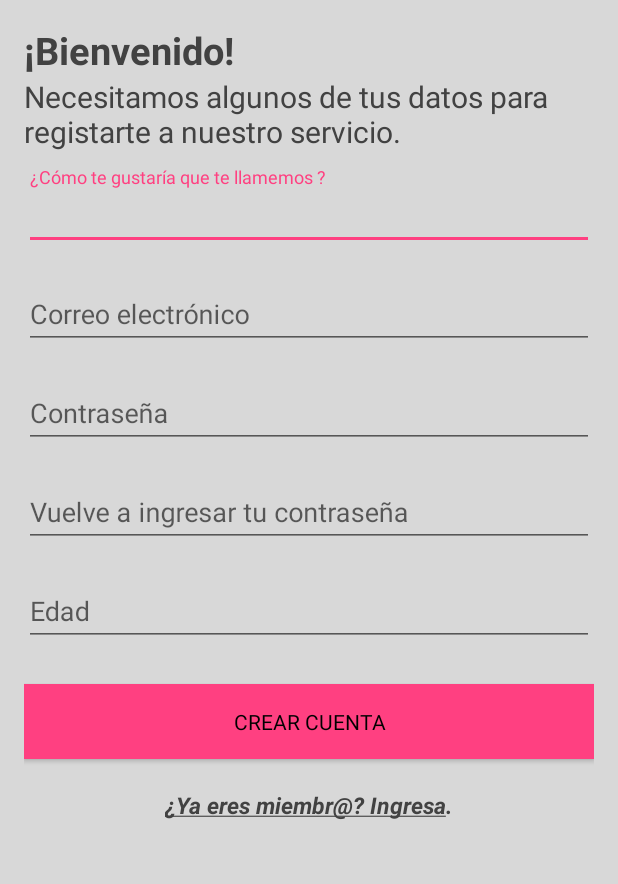
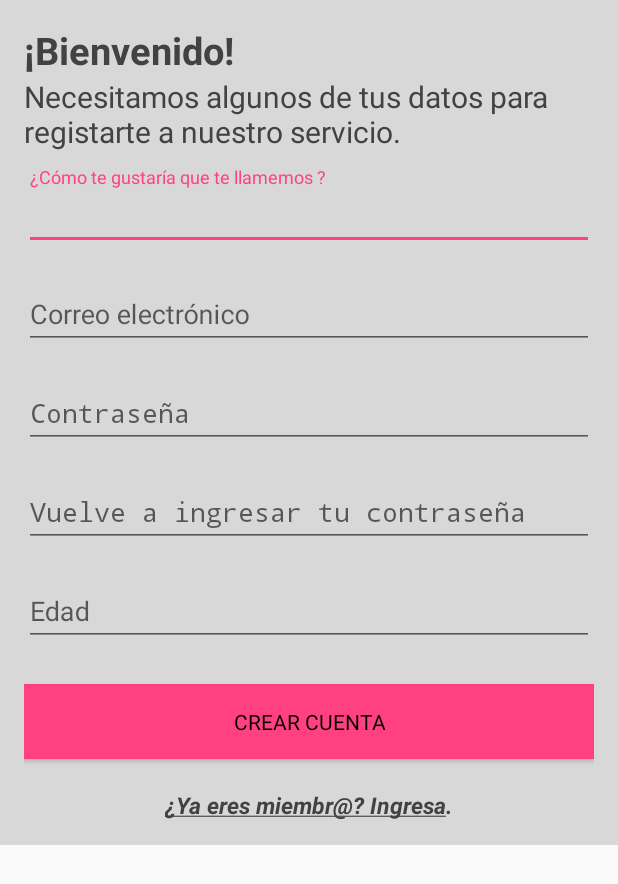
Before and after one commit to kaltamiranobarba/PasoSeguro, an Android app: the SignupActivity screen opened directly, with no data from a screen before it, on a phone screen of 412 x 824 dp. Shown: the top 884 px of the screen. Run offline under Robolectric (Android 15) with nearby library versions, the phone set to English and light mode, and no system bars.

Commit message:
Unificación
Correccion de errores

```diff
--- a/PasoSeguro/app/src/main/res/layout/activity_signup.xml
+++ b/PasoSeguro/app/src/main/res/layout/activity_signup.xml
@@ -1,4 +1,10 @@
 <?xml version="1.0" encoding="utf-8"?>
+<ScrollView
+    xmlns:android="http://schemas.android.com/apk/res/android"
+    android:layout_width="match_parent"
+    android:layout_height="match_parent"
+
+    >
 <LinearLayout xmlns:android="http://schemas.android.com/apk/res/android"
     xmlns:tools="http://schemas.android.com/tools"
     android:layout_width="match_parent"
@@ -37,7 +43,8 @@
             android:layout_width="match_parent"
             android:layout_height="wrap_content"
             android:hint="¿Cómo te gustaría que te llamemos ?"
-            android:textColor="#000" />
+            android:textColor="#000"
+            android:inputType="textPersonName"/>
     </android.support.design.widget.TextInputLayout>
 
     <android.support.design.widget.TextInputLayout
@@ -49,6 +56,7 @@
             android:layout_width="match_parent"
             android:layout_height="wrap_content"
             android:hint="Correo electrónico"
+            android:inputType="textPersonName"
             />
     </android.support.design.widget.TextInputLayout>
 
@@ -61,7 +69,8 @@
             android:layout_width="match_parent"
             android:layout_height="wrap_content"
             android:hint="Contraseña"
-            android:textColor="#000" />
+            android:textColor="#000"
+            android:inputType="textPassword"/>
     </android.support.design.widget.TextInputLayout>
 
     <android.support.design.widget.TextInputLayout
@@ -73,7 +82,8 @@
             android:layout_width="match_parent"
             android:layout_height="wrap_content"
             android:hint="Vuelve a ingresar tu contraseña"
-            android:textColor="#000" />
+            android:textColor="#000"
+            android:inputType="textPassword"/>
     </android.support.design.widget.TextInputLayout>
 
     <android.support.design.widget.TextInputLayout
@@ -85,7 +95,9 @@
             android:layout_width="match_parent"
             android:layout_height="wrap_content"
             android:hint="Edad"
-            android:textColor="#000" />
+            android:textColor="#000"
+            android:inputType="textPersonName"
+            />
     </android.support.design.widget.TextInputLayout>
 
     <android.support.v7.widget.AppCompatButton
@@ -113,3 +125,4 @@
         android:layout_gravity="center_horizontal" />
 
 </LinearLayout>
+</ScrollView>
```
Also changed, not shown: PasoSeguro/app/src/main/AndroidManifest.xml (+2 -11 lines), PasoSeguro/app/src/main/java/com/example/altam/pasoseguro/LoginActivity.java (+8 -5 lines), PasoSeguro/app/src/main/java/com/example/altam/pasoseguro/MapActivity.java (+33 -4 lines), PasoSeguro/app/src/main/java/com/example/altam/pasoseguro/SignupActivity.java (+9 -7 lines), PasoSeguro/app/src/main/res/layout/activity_map_final.xml (+5 -3 lines), PasoSeguro/app/src/main/res/layout/drawer_header.xml (+7 -4 lines).
